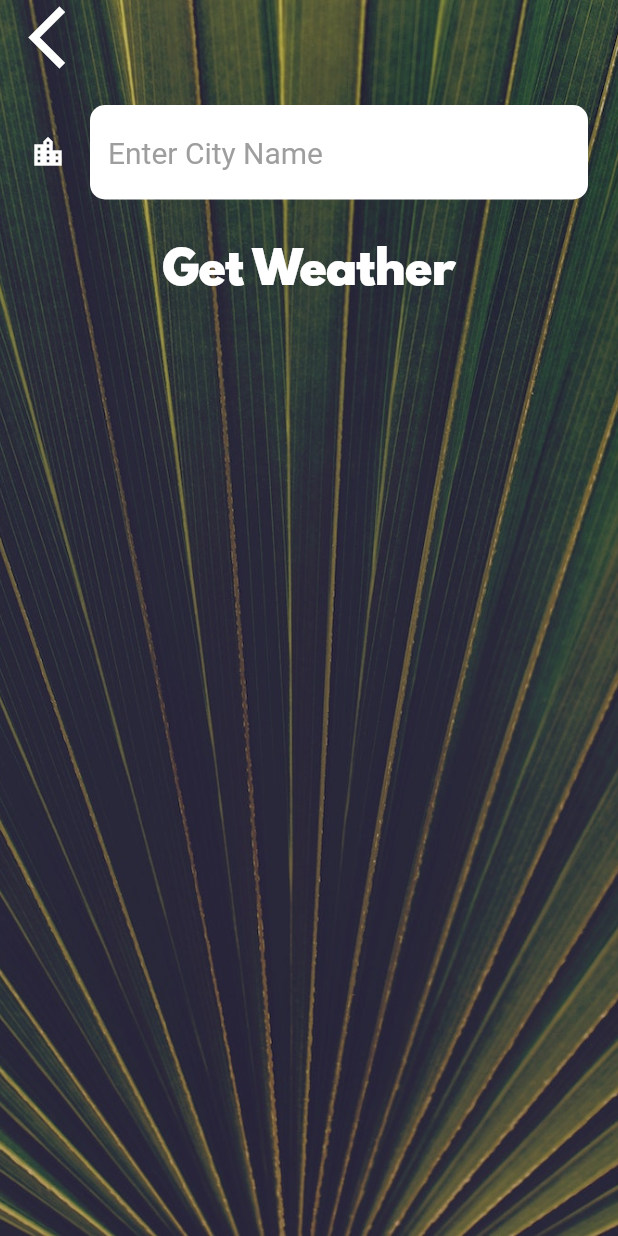
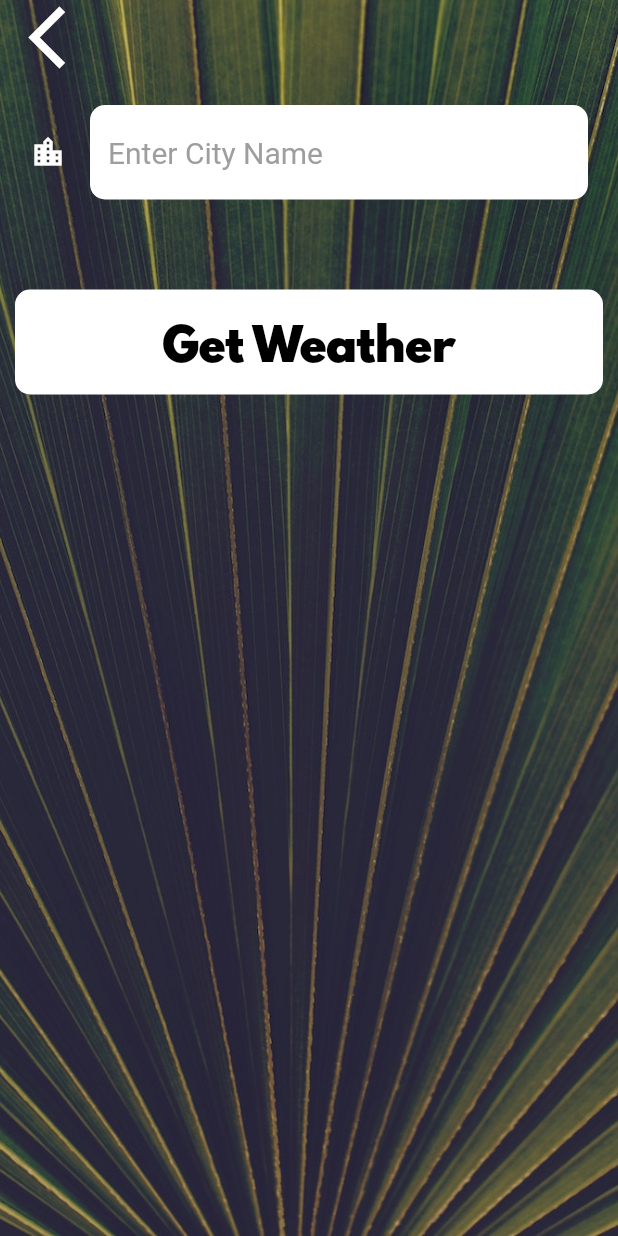
Before and after one commit to ishanjain18/flutterpractice, a Flutter app: the CityScreen screen opened directly, on a phone screen of 412 x 824 dp. Run offline on Flutter 3.47's test engine with Material 2 defaults, Android fonts, the light colour scheme and no system bars; our stand-ins replace audioplayers, flutter_spinkit, font_awesome_flutter, geolocator, google_fonts, rflutter_alert; network calls fail.

Commit message:
'Clima_Completed'

```diff
--- a/Clima-Flutter-master/lib/screens/city_screen.dart
+++ b/Clima-Flutter-master/lib/screens/city_screen.dart
@@ -1,3 +1,4 @@
+import 'package:flutter/cupertino.dart';
 import 'package:flutter/material.dart';
 import 'package:clima/utilities/constants.dart';
 
@@ -46,15 +47,30 @@ class _CityScreenState extends State<CityScreen> {
                   },
                 ),
               ),
-              FlatButton(
+              Container(
+                width: double.infinity,
+                margin: EdgeInsets.symmetric(vertical: 40, horizontal: 10),
+                child: FlatButton(
                   onPressed: () {
                     Navigator.pop(context, cityName);
                   },
+                  child: Padding(
+                    padding:
+                        const EdgeInsets.symmetric(vertical: 5, horizontal: 5),
                     child: Text(
                       'Get Weather',
                       style: kButtonTextStyle,
                     ),
                   ),
+                  padding: EdgeInsets.all(8),
+                  color: Colors.white,
+                  shape: RoundedRectangleBorder(
+                    borderRadius: BorderRadius.all(
+                      Radius.circular(10.0),
+                    ),
+                  ),
+                ),
+              )
             ],
           ),
         ),
--- a/Clima-Flutter-master/lib/utilities/constants.dart
+++ b/Clima-Flutter-master/lib/utilities/constants.dart
@@ -13,6 +13,7 @@ const kMessageTextStyle = TextStyle(
 const kButtonTextStyle = TextStyle(
   fontSize: 30.0,
   fontFamily: 'Spartan MB',
+  color: Colors.black,
 );
 
 const kConditionTextStyle = TextStyle(
```
Also changed, not shown: 1 other file. Lines whose indentation alone changed are shown as unchanged.
